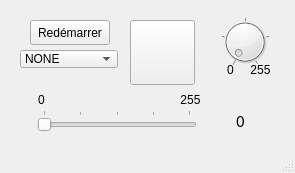
This is lampeDimmer_GUI/mainwindow.ui in thomelect/lampeDimmer as Qt 5 draws it before an edit. The edited form follows.
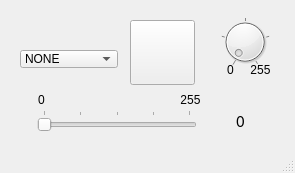
This is the edited form.

Commit message: # [REDÉMARRAGE] - Retrait du bouton de redémarrage de l'écran principal. (il est seulement dans l'écran de préférences.) - Retrait de la fonction de redémarrage dans mainwindow.c.h. + Ajout de la fonction de redémarrage dans setuppreferences.c.h. + Ajout d'un variable bool dans préférences que vaut 1 lorsqu'une option critique à été modifiée.     * À ce moment, lorsque le bouton d'enregistrement est appuyé, la fenêtre n'est pas fermée et le bouton redémarrer est rendu visible. [FONCTIONNEL]

```diff
--- a/lampeDimmer_GUI/mainwindow.ui
+++ b/lampeDimmer_GUI/mainwindow.ui
@@ -239,19 +239,6 @@
      </property>
     </item>
    </widget>
-   <widget class="QPushButton" name="pbReboot">
-    <property name="geometry">
-     <rect>
-      <x>30</x>
-      <y>20</y>
-      <width>80</width>
-      <height>25</height>
-     </rect>
-    </property>
-    <property name="text">
-     <string>Redémarrer</string>
-    </property>
-   </widget>
   </widget>
   <widget class="QStatusBar" name="statusBar"/>
  </widget>
```
The commit also changes 6 other files.
